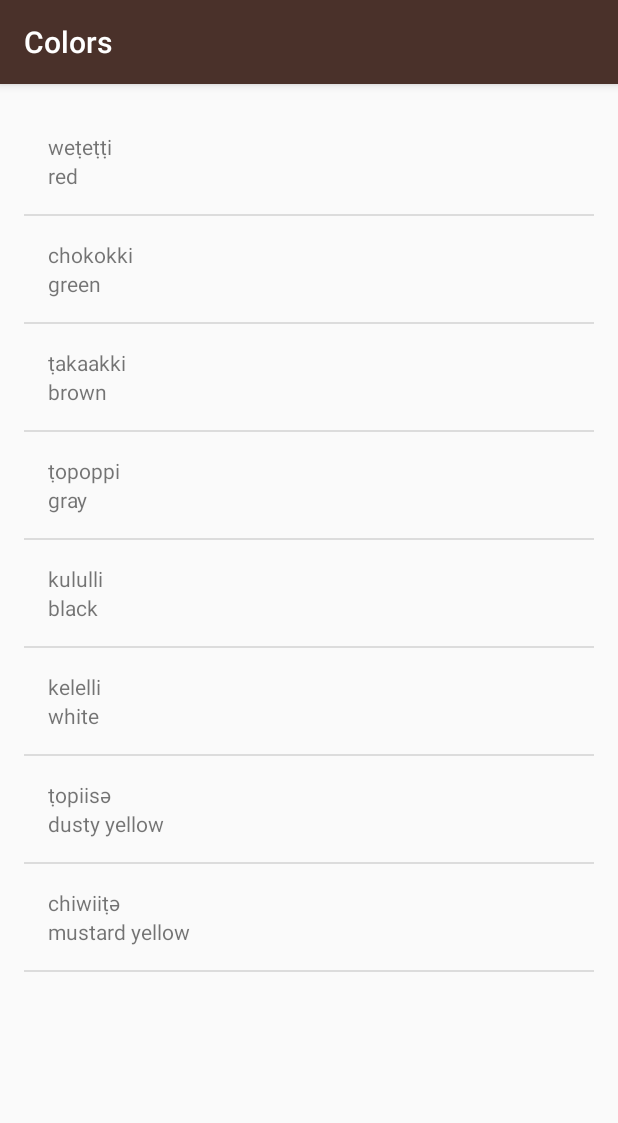
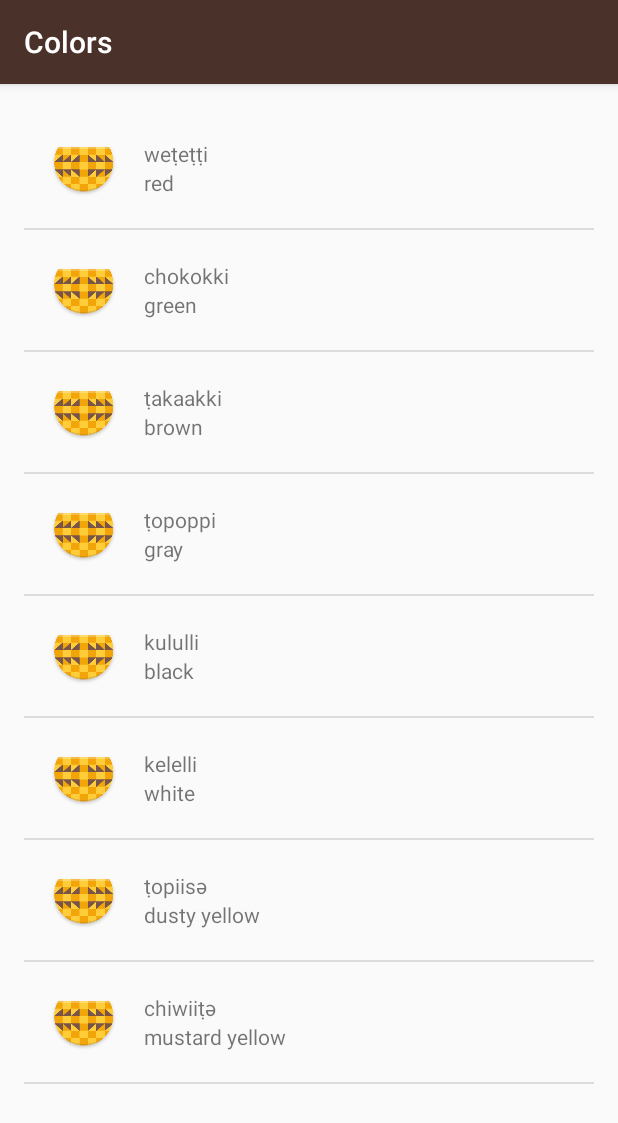
Before and after one commit to andreluiskg/Miwok, an Android app: the ColorsActivity screen opened directly, with no data from a screen before it, on a phone screen of 412 x 824 dp. Shown: the top 1123 px of the screen. Run offline under Robolectric (Android 15) with nearby library versions, the phone set to English and light mode, and no system bars.

Commit message:
Modificando o layout de list_item para exibir uma imagem à esquerda e duas palavras, uma sobre a outra, à direita.

```diff
--- a/app/src/main/res/layout/list_item.xml
+++ b/app/src/main/res/layout/list_item.xml
@@ -1,10 +1,25 @@
 <?xml version="1.0" encoding="utf-8"?>
 <LinearLayout xmlns:android="http://schemas.android.com/apk/res/android"
     xmlns:tools="http://schemas.android.com/tools"
+    android:layout_width="wrap_content"
+    android:layout_height="wrap_content"
+    android:orientation="horizontal"
+    android:paddingRight="@dimen/activity_horizontal_margin">
+
+    <ImageView
+        android:id="@+id/image_view"
+        android:layout_width="wrap_content"
+        android:layout_height="wrap_content"
+        android:padding="@dimen/activity_horizontal_margin"
+        android:src="@mipmap/ic_launcher"/>
+
+    <LinearLayout
         android:layout_width="match_parent"
-    android:layout_height="match_parent"
+        android:layout_height="wrap_content"
         android:orientation="vertical"
-    android:padding="16dp">
+        android:paddingTop="@dimen/activity_vertical_margin"
+        android:paddingBottom="@dimen/activity_vertical_margin"
+        android:layout_gravity="center">
 
         <TextView
             android:id="@+id/miwok_text_view"
@@ -17,5 +32,6 @@
             android:layout_width="match_parent"
             android:layout_height="wrap_content"
             tools:text="one" />
+    </LinearLayout>
 
 </LinearLayout>
```
Lines whose indentation alone changed are shown as unchanged.
